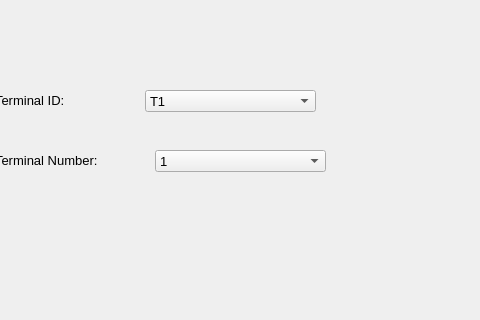
Muneeba-Badar/DB-Final-Project, file terminal.ui: the form before one commit; both pictures show x 85 to 565 and y 0 to 320 of the 1065 by 870 pixel window.
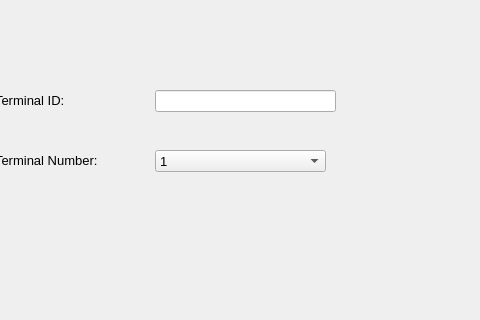
The form after the commit.

What changed in the file:
```diff
--- a/terminal.ui
+++ b/terminal.ui
@@ -50,31 +50,6 @@
      <string>Terminal Number:</string>
     </property>
    </widget>
-   <widget class="QComboBox" name="comboBox">
-    <property name="geometry">
-     <rect>
-      <x>230</x>
-      <y>90</y>
-      <width>171</width>
-      <height>22</height>
-     </rect>
-    </property>
-    <property name="font">
-     <font>
-      <pointsize>10</pointsize>
-     </font>
-    </property>
-    <item>
-     <property name="text">
-      <string>T1</string>
-     </property>
-    </item>
-    <item>
-     <property name="text">
-      <string>T2</string>
-     </property>
-    </item>
-   </widget>
    <widget class="QComboBox" name="comboBox_2">
     <property name="geometry">
      <rect>
@@ -100,6 +75,24 @@
      </property>
     </item>
    </widget>
+   <widget class="QLineEdit" name="lineEdit">
+    <property name="geometry">
+     <rect>
+      <x>240</x>
+      <y>90</y>
+      <width>181</width>
+      <height>22</height>
+     </rect>
+    </property>
+    <property name="font">
+     <font>
+      <pointsize>10</pointsize>
+     </font>
+    </property>
+    <property name="text">
+     <string/>
+    </property>
+   </widget>
   </widget>
   <widget class="QMenuBar" name="menubar">
    <property name="geometry">
```
